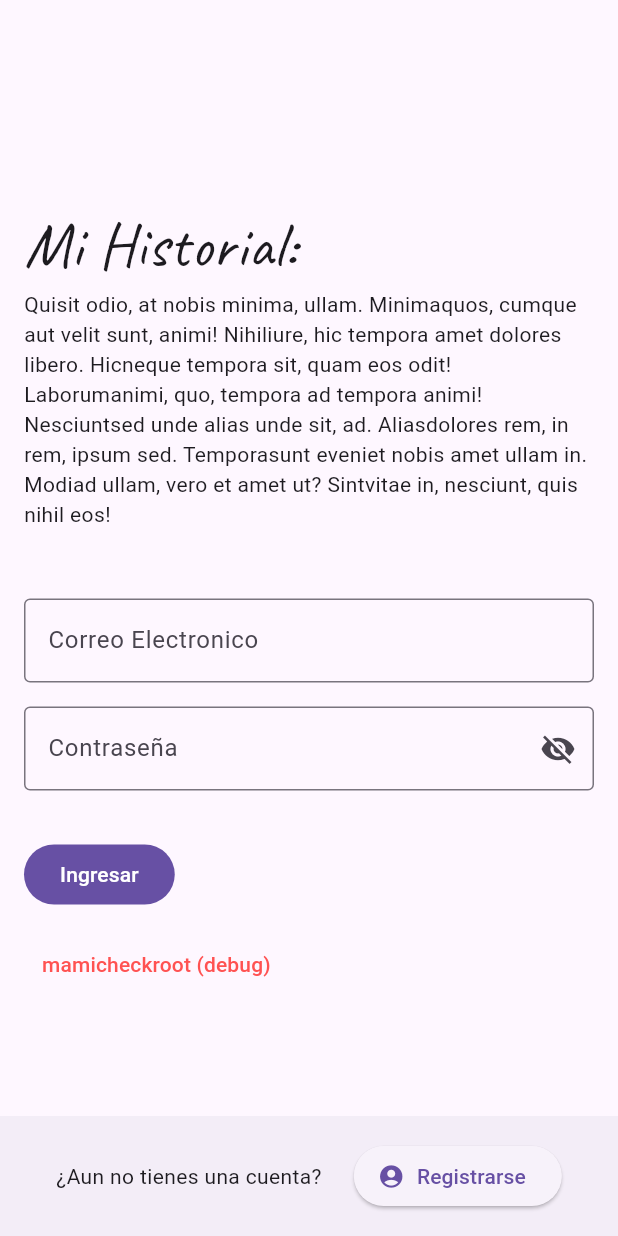
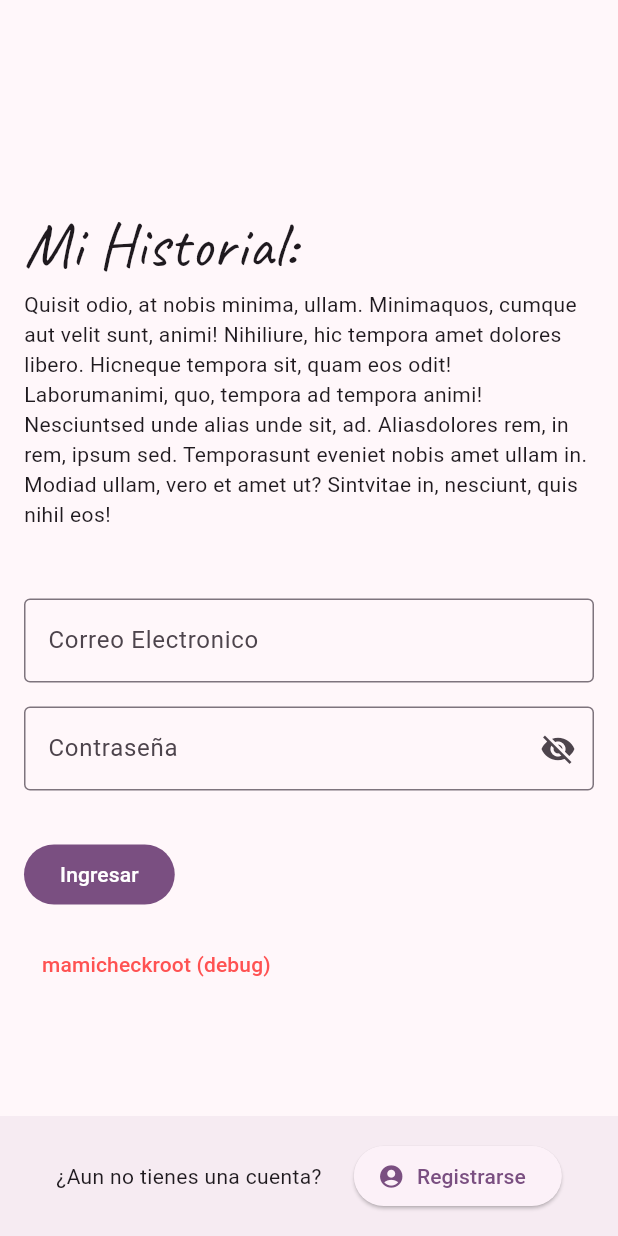
Before and after one commit to Coragyps/mamicheckapp, a Flutter app: the screen it shows after launch, on a phone screen of 412 x 824 dp. Run offline on Flutter 3.47's test engine with Material 3 defaults, Android fonts, the phone set to English and light mode, and no system bars; our stand-ins replace cloud_firestore, firebase_auth, firebase_core, fl_chart; accounts and stored records are empty.

Commit message:
antes del pslash screeen

```diff
--- a/lib/main.dart
+++ b/lib/main.dart
@@ -25,12 +25,13 @@
 
   @override
   Widget build(BuildContext context) {
+    final theme = ThemeData(useMaterial3: true, colorScheme: ColorScheme.fromSeed(seedColor: Color.fromRGBO(212, 0, 255, 1)));
     return StreamBuilder<User?>(
       stream: FirebaseAuth.instance.authStateChanges(),
       builder: (context, snapshot) {
-        if (snapshot.connectionState == ConnectionState.waiting) {return const MaterialApp(home: Scaffold(body: Center(child: CircularProgressIndicator())));}
+        if (snapshot.connectionState == ConnectionState.waiting) {return MaterialApp(theme: theme,home: Scaffold(body: Center(child: CircularProgressIndicator())));}
         final user = snapshot.data;
-        if (user == null) {return const MaterialApp(home: LoginScreen());}
+        if (user == null) {return MaterialApp(theme: theme, home: LoginScreen());}
         return MultiProvider(
           providers: [
             Provider<User>.value(value: user),
@@ -58,11 +59,9 @@
             ),
           ],
           child: MaterialApp(
-            title: 'MamiCheck',
+            title: 'Mamicheck',
             debugShowCheckedModeBanner: false,
-            theme: ThemeData(useMaterial3: true, colorScheme: ColorScheme.fromSeed(seedColor: Color.fromRGBO(212, 0, 255, 1))),
-            //theme: ThemeData(useMaterial3: true, colorScheme: ColorScheme.fromSeed(seedColor: Color.fromRGBO(18, 169, 56, 1))),
-            //theme: ThemeData(useMaterial3: true, colorScheme: ColorScheme.fromSeed(seedColor: Color.fromRGBO(60, 49, 27, 1))),
+            theme: theme,
             home: const HomeScreen(),
             onGenerateRoute: AppRouting.onGenerateRoute,
           ),
--- a/lib/screens/home/content_screen.dart
+++ b/lib/screens/home/content_screen.dart
@@ -485,7 +485,6 @@ Widget _buildGraphCarrousel (List<MeasurementModel> measurements) {
           width: 290,
           child: Card(
             margin: EdgeInsets.symmetric(horizontal: 8),
-            color: Theme.of(context).colorScheme.surfaceContainer,
             elevation: 0,
             child: Column(
               crossAxisAlignment: CrossAxisAlignment.center,
@@ -533,7 +532,7 @@ Widget _buildGraphCarrousel (List<MeasurementModel> measurements) {
           width: 320,
           child: Card(
             margin: EdgeInsets.symmetric(horizontal: 8),
-            color: Theme.of(context).colorScheme.surfaceContainer,
+            //color: Theme.of(context).colorScheme.surfaceContainerHigh,
             elevation: 0,
             child: Column(
               crossAxisAlignment: CrossAxisAlignment.center,
--- a/lib/screens/home/home_screen.dart
+++ b/lib/screens/home/home_screen.dart
@@ -264,7 +264,7 @@ class _HomeScreenState extends State<HomeScreen> {
 
   Widget _buildBottomAppBar(String? uid, List<String>? pregnancyNames, String? pregnancyId, bool? pregnancyIsActive, Map<String, String>? pregnancyFollowers) {
     return BottomAppBar(
-      color: Theme.of(context).colorScheme.surfaceContainerHighest,
+      //olor: Theme.of(context).colorScheme.surfaceContainerHighest,
       child: Row(
         children: pregnancyNames!.isNotEmpty ? [
             MenuAnchor(
```
